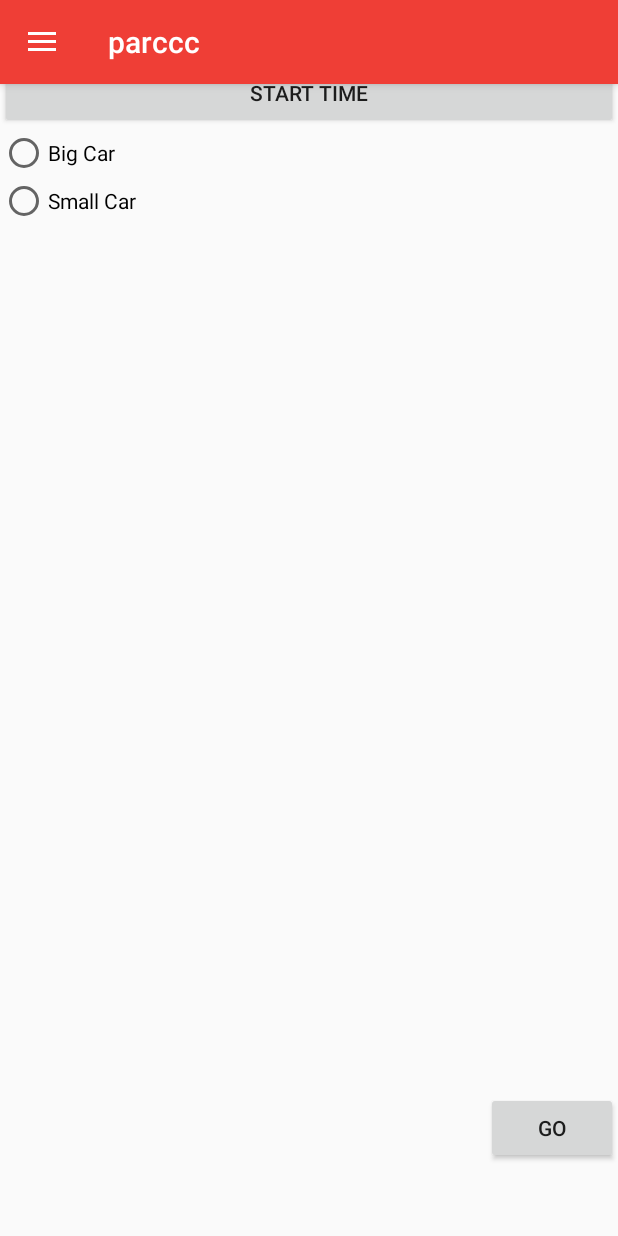
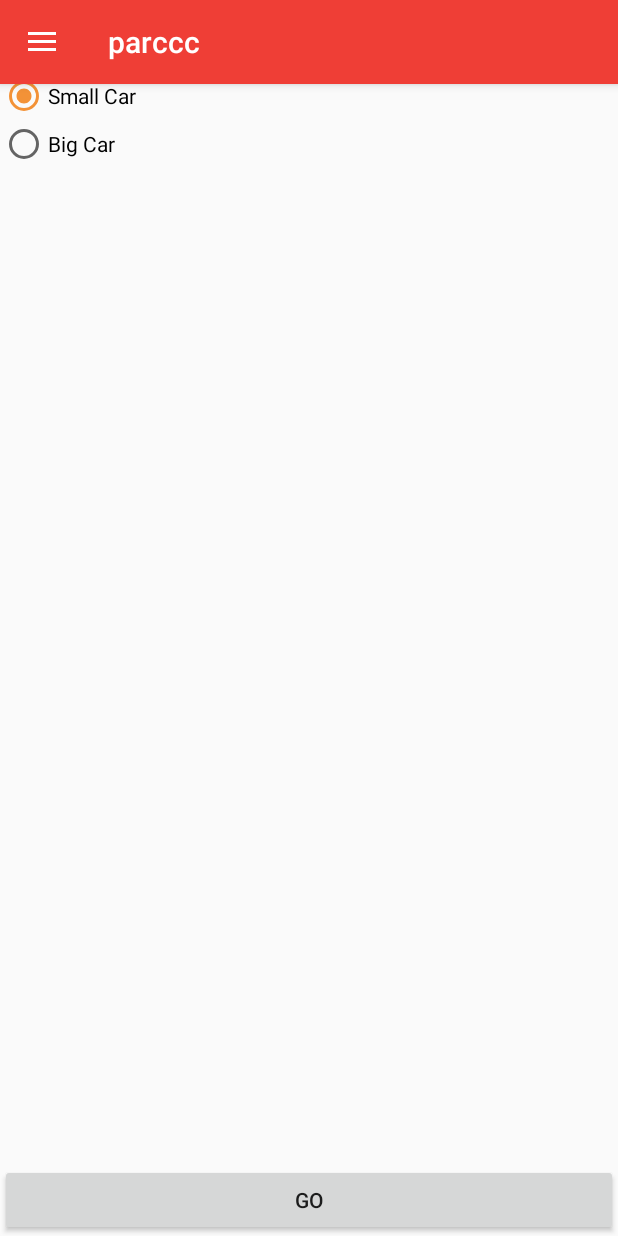
Before and after one commit to fhnaseer/parcccc, an Android app: the SearchOptionsActivity screen opened directly, with no data from a screen before it, on a phone screen of 412 x 824 dp. Run offline under Robolectric (Android 15) with nearby library versions, the phone set to English and light mode, and no system bars.

Commit message:
Changes in Search Option XML

```diff
--- a/app/src/main/res/layout/content_search_options.xml
+++ b/app/src/main/res/layout/content_search_options.xml
@@ -2,14 +2,12 @@
 <RelativeLayout xmlns:android="http://schemas.android.com/apk/res/android"
     android:layout_width="match_parent"
     android:layout_height="match_parent">
+
     <Button
         android:id="@+id/starttime"
-        android:layout_width="wrap_content"
+        android:layout_alignParentStart="true"
+        android:layout_width="match_parent"
         android:layout_height="wrap_content"
-        android:layout_alignEnd="@+id/radioGroup"
-        android:layout_alignParentStart="true"
-        android:layout_below="@+id/simpleSearchView"
-        android:layout_marginTop="38dp"
         android:onClick="showTimePickerDialog"
         android:text="Start Time" />
 
@@ -17,8 +15,16 @@
         android:id="@+id/radioGroup"
         android:layout_width="fill_parent"
         android:layout_height="wrap_content"
-        android:layout_below="@+id/starttime"
-        android:orientation="vertical">
+        android:orientation="vertical"
+        android:layout_below="@+id/starttime">
+
+        <RadioButton
+            android:id="@+id/radio_smallCar"
+            android:layout_width="wrap_content"
+            android:layout_height="wrap_content"
+            android:checked="true"
+            android:onClick="onRadioButtonClicked"
+            android:text="Small Car" />
 
         <RadioButton
             android:id="@+id/radio_bigCar"
@@ -27,21 +33,16 @@
             android:onClick="onRadioButtonClicked"
             android:text="Big Car" />
 
-        <RadioButton
-            android:id="@+id/radio_smallCar"
-            android:layout_width="wrap_content"
-            android:layout_height="wrap_content"
-            android:onClick="onRadioButtonClicked"
-            android:text="Small Car" />
     </RadioGroup>
 
     <Button
         android:id="@+id/go_button"
-        android:layout_width="wrap_content"
+        android:layout_width="match_parent"
         android:layout_height="wrap_content"
         android:layout_alignParentBottom="true"
         android:layout_alignParentEnd="true"
-        android:layout_marginBottom="48dp"
         android:onClick="setOptions"
         android:text="Go" />
+
+
 </RelativeLayout>
```
